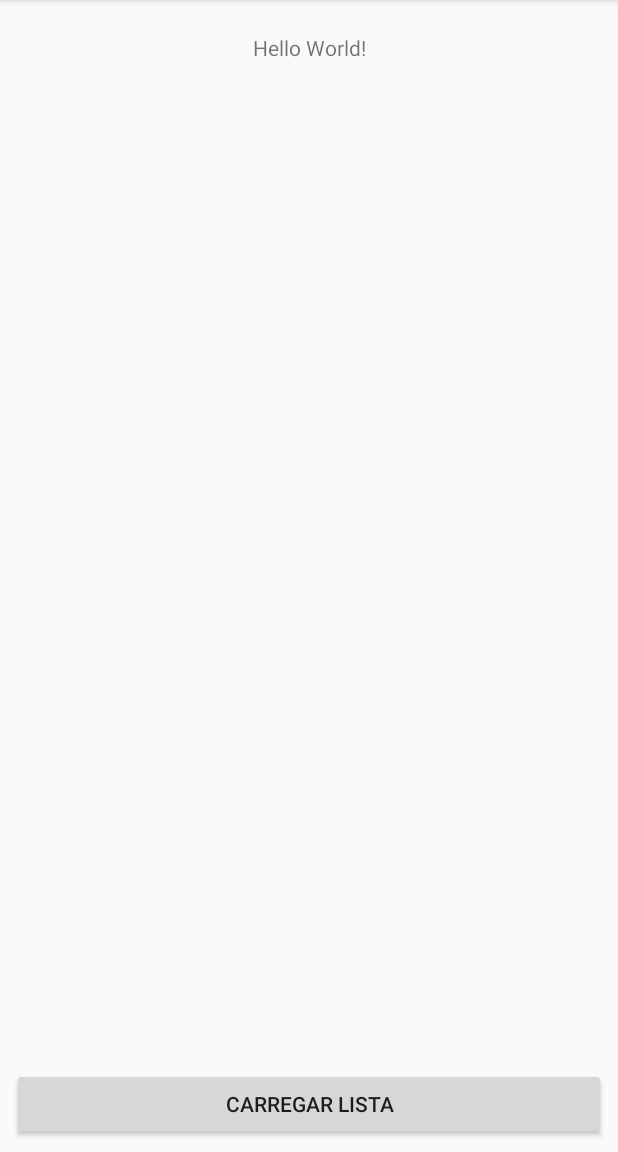
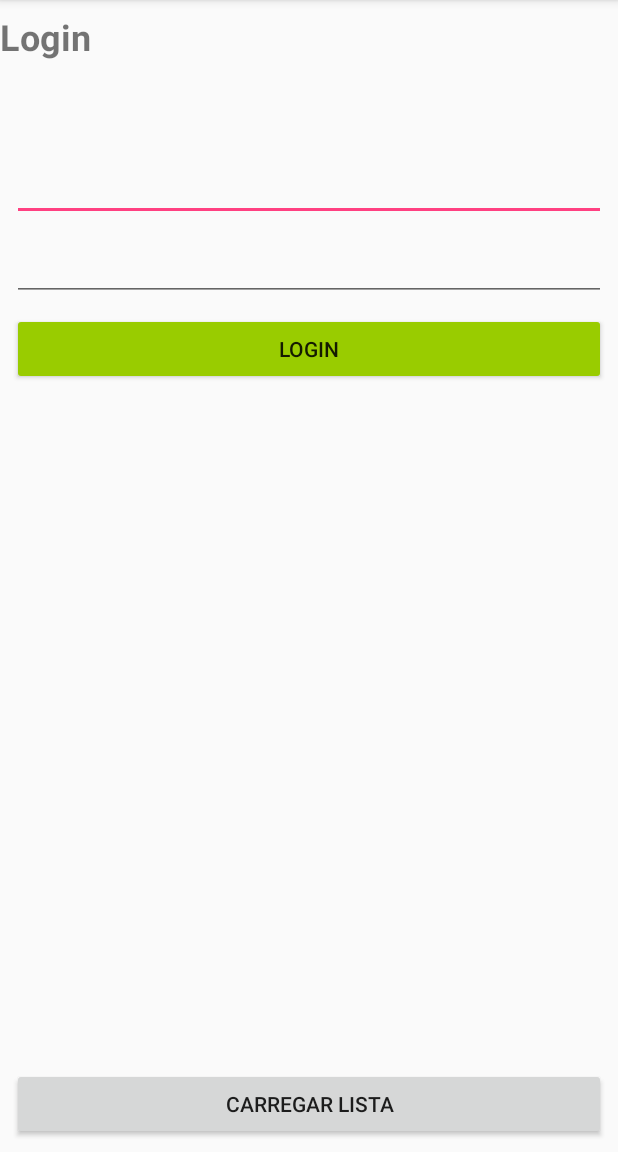
Before and after one commit to alandvgarcia/Firebase_Samples, an Android app: the screen it shows after launch (MainActivity), on a phone screen of 412 x 824 dp, the part 84-1236 px from its top. Run offline under Robolectric (Android 15) with nearby library versions, the phone set to English and light mode, and no system bars; our stand-ins replace Firebase (no records; nobody signed in at launch, a user with empty details on screens opened directly); 2 statements that could not run were skipped.

Commit message:
Inicio da implementação e estudo de login de usuário com firebase

```diff
--- a/app/build.gradle
+++ b/app/build.gradle
@@ -32,6 +32,8 @@ dependencies {
     compile 'com.android.support.constraint:constraint-layout:1.0.0-alpha8'
     compile 'com.google.firebase:firebase-core:9.6.1'
     compile 'com.google.firebase:firebase-messaging:9.6.1'
+    compile 'com.google.firebase:firebase-auth:9.6.1'
+
     testCompile 'junit:junit:4.12'
     compile 'com.android.support:recyclerview-v7:25.1.0'
     compile 'com.android.support:cardview-v7:25.1.0'
--- a/app/src/main/java/android/consultafrota/com/firebase_samples/MainActivity.kt
+++ b/app/src/main/java/android/consultafrota/com/firebase_samples/MainActivity.kt
@@ -3,41 +3,85 @@ package android.consultafrota.com.firebase_samples
 import android.content.Intent
 import android.support.v7.app.AppCompatActivity
 import android.os.Bundle
+import android.util.Log
+import android.widget.EditText
 import android.widget.TextView
+import android.widget.Toast
+import com.google.android.gms.tasks.OnCompleteListener
+import com.google.android.gms.tasks.Task
 
 import com.google.firebase.analytics.FirebaseAnalytics
+import com.google.firebase.auth.AuthResult
+import com.google.firebase.auth.FirebaseAuth
+import com.google.firebase.auth.FirebaseUser
 
 
 class MainActivity : AppCompatActivity() {
 
     private var mFirebaseAnalytics: FirebaseAnalytics? = null
     private var txtCarregar: TextView? = null
+    private var mAuth: FirebaseAuth? = null
+    private var mAuthListener: FirebaseAuth.AuthStateListener? = null
+
+    private var mTextEmail: EditText? = null
+    private var mTextPassword: EditText? = null
 
 
     override fun onCreate(savedInstanceState: Bundle?) {
         super.onCreate(savedInstanceState)
         setContentView(R.layout.activity_main)
 
-        /* mFirebaseAnalytics = FirebaseAnalytics.getInstance(this);
+        mTextEmail = findViewById(R.id.emailTxt) as EditText?
+        mTextPassword = findViewById(R.id.passwordTxt) as EditText?
 
-        Bundle bundle = new Bundle();
-        bundle.putString(FirebaseAnalytics.Param.ITEM_ID, "1");
-        bundle.putString(FirebaseAnalytics.Param.ITEM_NAME, "teste");
-        bundle.putString(FirebaseAnalytics.Param.CONTENT_TYPE, "image");
-        mFirebaseAnalytics.logEvent(FirebaseAnalytics.Event.SELECT_CONTENT, bundle);
 
-        mFirebaseAnalytics.setUserProperty("favorite_food", "Steak");*/
+        mAuth = FirebaseAuth.getInstance()
+
+        mAuthListener = FirebaseAuth.AuthStateListener {
+
+                var user: FirebaseUser? = mAuth?.currentUser
+                if (user != null)
+                {
+                    Log.d("USER ID", "onAuthStateChanged:signed_in:" + user.getUid());
+                }
+                else
+                {
+                    Log.d("ERRO USUARIO", "onAuthStateChanged:signed_out");
+                }
+            }
 
         findViewById(R.id.btCarregar).setOnClickListener { CarregarTelaLista() }
+        findViewById(R.id.btLogar).setOnClickListener { FazerLogin() }
 
+    }
 
+    override fun onStart() {
+        super.onStart()
+        mAuth?.addAuthStateListener(mAuthListener!!)
+    }
+
+    override fun onStop() {
+        super.onStop()
+        if(mAuthListener != null)
+        {
+            mAuth?.removeAuthStateListener(mAuthListener!!)
+        }
+    }
+
+    fun FazerLogin()
+    {
+        //Toast.makeText(this,"Tentar logar",Toast.LENGTH_SHORT).show()
+        mAuth?.signInWithEmailAndPassword(mTextEmail?.text.toString(),mTextPassword?.text.toString())?.addOnCompleteListener(this)
+        {
+           task: Task<AuthResult> -> if (!task.isSuccessful){
+                Toast.makeText(this,"ERROR",Toast.LENGTH_SHORT).show()
+            }else
+                Toast.makeText(this,"SUCESSO",Toast.LENGTH_SHORT).show()
+        }
     }
 
     fun CarregarTelaLista()
     {
-        txtCarregar = findViewById(R.id.txtInicial) as TextView
-        txtCarregar?.text = "Carregar List View"
-
         val intent:Intent = Intent(Main2Activity.getStartActivityIntent(this))
         startActivity(intent);
     }
--- a/app/src/main/res/layout/activity_main.xml
+++ b/app/src/main/res/layout/activity_main.xml
@@ -5,21 +5,6 @@
     android:layout_width="match_parent"
     android:layout_height="match_parent"
     tools:context="android.consultafrota.com.firebase_samples.MainActivity">
-
-    <TextView
-        android:id="@+id/txtInicial"
-        android:layout_width="0dp"
-        android:layout_height="wrap_content"
-        android:layout_marginRight="0dp"
-        android:text="Hello World!"
-        android:textAlignment="center"
-        app:layout_constraintHorizontal_bias="0.0"
-        app:layout_constraintLeft_toLeftOf="parent"
-        app:layout_constraintRight_toRightOf="parent"
-        app:layout_constraintTop_toTopOf="parent"
-        app:layout_constraintVertical_bias="0.032"
-        android:layout_marginBottom="8dp"
-        app:layout_constraintBottom_toTopOf="@+id/btCarregar" />
 
     <Button
         android:id="@+id/btCarregar"
@@ -34,4 +19,58 @@
         app:layout_constraintHorizontal_bias="0.0"
         android:layout_marginBottom="8dp" />
 
+    <EditText
+        android:id="@+id/emailTxt"
+        android:layout_width="0dp"
+        android:layout_height="wrap_content"
+        android:ems="10"
+        android:inputType="textEmailAddress"
+        android:layout_marginRight="8dp"
+        app:layout_constraintRight_toRightOf="parent"
+        android:layout_marginLeft="8dp"
+        app:layout_constraintLeft_toLeftOf="parent"
+        app:layout_constraintHorizontal_bias="0.0"
+        android:layout_marginTop="61dp"
+        app:layout_constraintTop_toBottomOf="@+id/textView" />
+
+    <EditText
+        android:id="@+id/passwordTxt"
+        android:layout_width="0dp"
+        android:layout_height="wrap_content"
+        android:ems="10"
+        android:inputType="numberPassword"
+        android:layout_marginRight="8dp"
+        app:layout_constraintRight_toRightOf="parent"
+        android:layout_marginLeft="8dp"
+        app:layout_constraintLeft_toLeftOf="parent"
+        app:layout_constraintHorizontal_bias="0.0"
+        android:layout_marginTop="8dp"
+        app:layout_constraintTop_toBottomOf="@+id/emailTxt" />
+
+    <TextView
+        android:id="@+id/textView"
+        android:layout_width="wrap_content"
+        android:layout_height="wrap_content"
+        android:layout_marginTop="8dp"
+        android:text="Login"
+        android:textAlignment="center"
+        android:textSize="24sp"
+        android:textStyle="bold"
+        app:layout_constraintTop_toTopOf="parent"
+        tools:layout_editor_absoluteX="162dp" />
+
+    <Button
+        android:id="@+id/btLogar"
+        android:layout_width="0dp"
+        android:layout_height="wrap_content"
+        android:layout_marginLeft="8dp"
+        android:layout_marginRight="8dp"
+        android:layout_marginTop="8dp"
+        android:backgroundTint="@android:color/holo_green_light"
+        android:text="Login"
+        app:layout_constraintHorizontal_bias="0.0"
+        app:layout_constraintLeft_toLeftOf="parent"
+        app:layout_constraintRight_toRightOf="parent"
+        app:layout_constraintTop_toBottomOf="@+id/passwordTxt" />
+
 </android.support.constraint.ConstraintLayout>
--- a/build.gradle
+++ b/build.gradle
@@ -6,7 +6,7 @@ buildscript {
         jcenter()
     }
     dependencies {
-        classpath 'com.android.tools.build:gradle:2.3.1'
+        classpath 'com.android.tools.build:gradle:2.3.2'
         classpath 'com.google.gms:google-services:3.0.0'
         classpath "org.jetbrains.kotlin:kotlin-gradle-plugin:$kotlin_version"
 
```
